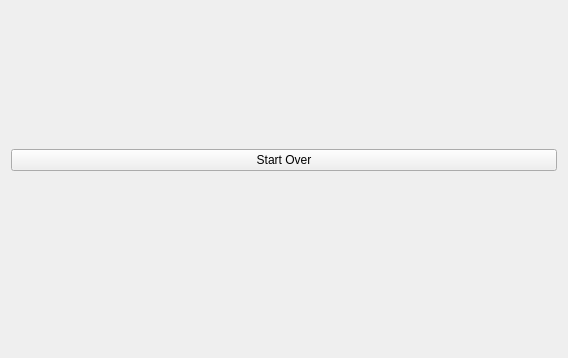
First picture: the form in puzzlegame.ui, repository munaibalhelali/PuzzleGame_using_Qt, before the edit; both pictures show x 0 to 568 and y 238 to 596 of the 568 by 596 pixel window.
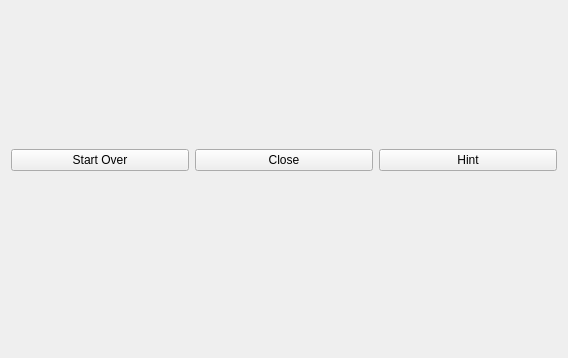
Second picture: the form after the edit.

Diff of the .ui file:
```diff
--- a/puzzlegame.ui
+++ b/puzzlegame.ui
@@ -87,11 +87,29 @@
     <layout class="QVBoxLayout" name="gameVerticalLayout"/>
    </item>
    <item>
+    <layout class="QHBoxLayout" name="horizontalLayout_2">
+     <item>
     <widget class="QPushButton" name="startOverButton">
      <property name="text">
       <string>Start Over</string>
      </property>
     </widget>
+     </item>
+     <item>
+      <widget class="QPushButton" name="closeButton">
+       <property name="text">
+        <string>Close</string>
+       </property>
+      </widget>
+     </item>
+     <item>
+      <widget class="QPushButton" name="hintButton">
+       <property name="text">
+        <string>Hint</string>
+       </property>
+      </widget>
+     </item>
+    </layout>
    </item>
   </layout>
  </widget>
```
Lines whose indentation alone changed are shown as unchanged.
